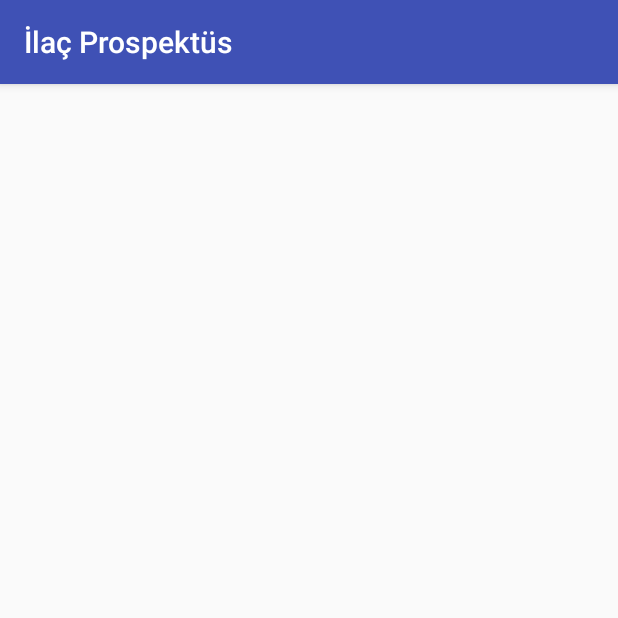
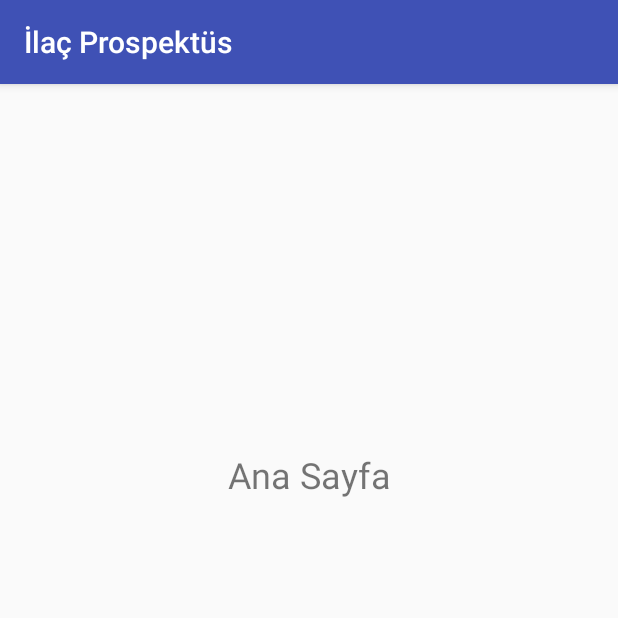
Before and after one commit to olcayterzioglu/tasarimtest2, an Android app: the screen it shows after launch (MainActivity), on a phone screen of 412 x 824 dp, the top half of it. Run offline under Robolectric (Android 15) with nearby library versions, the phone set to English and light mode, and no system bars.

Commit message:
Navigation Drawer eklendi

```diff
--- a/app/build.gradle
+++ b/app/build.gradle
@@ -21,6 +21,7 @@ android {
 dependencies {
     implementation fileTree(dir: 'libs', include: ['*.jar'])
     implementation 'com.android.support:appcompat-v7:26.1.0'
+    implementation 'com.android.support:design:26.1.0'
     implementation 'com.android.support.constraint:constraint-layout:1.0.2'
     testImplementation 'junit:junit:4.12'
     androidTestImplementation 'com.android.support.test:runner:1.0.1'
--- a/app/src/main/res/layout/activity_main.xml
+++ b/app/src/main/res/layout/activity_main.xml
@@ -1,9 +1,38 @@
 <?xml version="1.0" encoding="utf-8"?>
-<android.support.constraint.ConstraintLayout xmlns:android="http://schemas.android.com/apk/res/android"
+<android.support.v4.widget.DrawerLayout xmlns:android="http://schemas.android.com/apk/res/android"
     xmlns:app="http://schemas.android.com/apk/res-auto"
     xmlns:tools="http://schemas.android.com/tools"
     android:layout_width="match_parent"
     android:layout_height="match_parent"
     tools:context="com.example.lenovo.tasarimtest2.MainActivity">
 
-</android.support.constraint.ConstraintLayout>
+    <android.support.constraint.ConstraintLayout
+        android:id="@+id/fitWindowsLinearLayout"
+        android:layout_width="match_parent"
+        android:layout_height="match_parent">
+
+        <TextView
+            android:id="@+id/textView"
+            android:layout_width="0dp"
+            android:layout_height="wrap_content"
+
+            android:layout_marginTop="244dp"
+            android:text="@string/ana_sayfa"
+            android:textAlignment="center"
+            android:textSize="24sp"
+            app:layout_constraintEnd_toEndOf="parent"
+            app:layout_constraintHorizontal_bias="0.0"
+            app:layout_constraintStart_toStartOf="parent"
+            app:layout_constraintTop_toTopOf="parent" />
+    </android.support.constraint.ConstraintLayout>
+
+    <android.support.design.widget.NavigationView
+        android:layout_width="wrap_content"
+        android:layout_height="match_parent"
+        app:menu="@menu/navigation_menu"
+        android:layout_gravity="start">
+
+
+    </android.support.design.widget.NavigationView>
+
+</android.support.v4.widget.DrawerLayout>
--- /dev/null
+++ b/app/src/main/res/menu/navigation_menu.xml
@@ -0,0 +1,13 @@
+<?xml version="1.0" encoding="utf-8"?>
+<menu xmlns:android="http://schemas.android.com/apk/res/android">
+
+    <item android:id="@+id/nav_ilaclar"
+        android:title="İlaçlar" />
+
+    <item android:id="@+id/nav_ilaclar"
+        android:title="İlaçlar" />
+
+    <item android:id="@+id/nav_ilaclar"
+        android:title="İlaçlar" />
+
+</menu>
--- a/app/src/main/res/values/strings.xml
+++ b/app/src/main/res/values/strings.xml
@@ -1,3 +1,4 @@
 <resources>
     <string name="app_name">İlaç Prospektüs</string>
+    <string name="ana_sayfa">Ana Sayfa</string>
 </resources>
```
